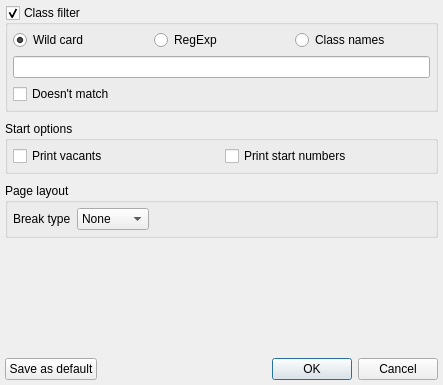
Quick-Event/quickbox, file quickevent/app/plugins/qml/Runs/src/Runs/reportoptionsdialog.ui: the form before one commit.
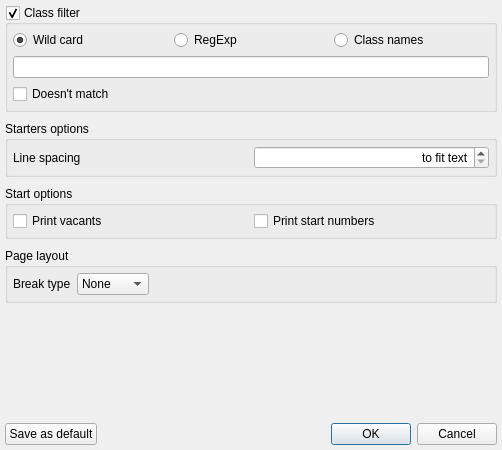
The form after the commit.

Commit message: Start list options dialog can set line spacing in Starters startlist report

What changed in the file:
```diff
--- a/quickevent/app/plugins/qml/Runs/src/Runs/reportoptionsdialog.ui
+++ b/quickevent/app/plugins/qml/Runs/src/Runs/reportoptionsdialog.ui
@@ -6,8 +6,8 @@
    <rect>
     <x>0</x>
     <y>0</y>
-    <width>443</width>
-    <height>385</height>
+    <width>502</width>
+    <height>450</height>
    </rect>
   </property>
   <property name="windowTitle">
@@ -99,6 +99,53 @@
      </layout>
     </widget>
    </item>
+   <item>
+    <widget class="QGroupBox" name="grpStartersOptions">
+     <property name="title">
+      <string>Starters options</string>
+     </property>
+     <layout class="QHBoxLayout" name="horizontalLayout_3">
+      <property name="leftMargin">
+       <number>5</number>
+      </property>
+      <property name="topMargin">
+       <number>5</number>
+      </property>
+      <property name="rightMargin">
+       <number>5</number>
+      </property>
+      <property name="bottomMargin">
+       <number>5</number>
+      </property>
+      <item>
+       <widget class="QLabel" name="label_2">
+        <property name="text">
+         <string>Line spacing</string>
+        </property>
+       </widget>
+      </item>
+      <item>
+       <widget class="QSpinBox" name="edStartersOptionsLineSpacing">
+        <property name="alignment">
+         <set>Qt::AlignRight|Qt::AlignTrailing|Qt::AlignVCenter</set>
+        </property>
+        <property name="specialValueText">
+         <string>to fit text</string>
+        </property>
+        <property name="suffix">
+         <string>mm</string>
+        </property>
+        <property name="maximum">
+         <number>100</number>
+        </property>
+        <property name="singleStep">
+         <number>5</number>
+        </property>
+       </widget>
+      </item>
+     </layout>
+    </widget>
+   </item>
    <item>
     <widget class="QGroupBox" name="grpStartOptions">
      <property name="title">
```
The commit also changes 4 other files.
